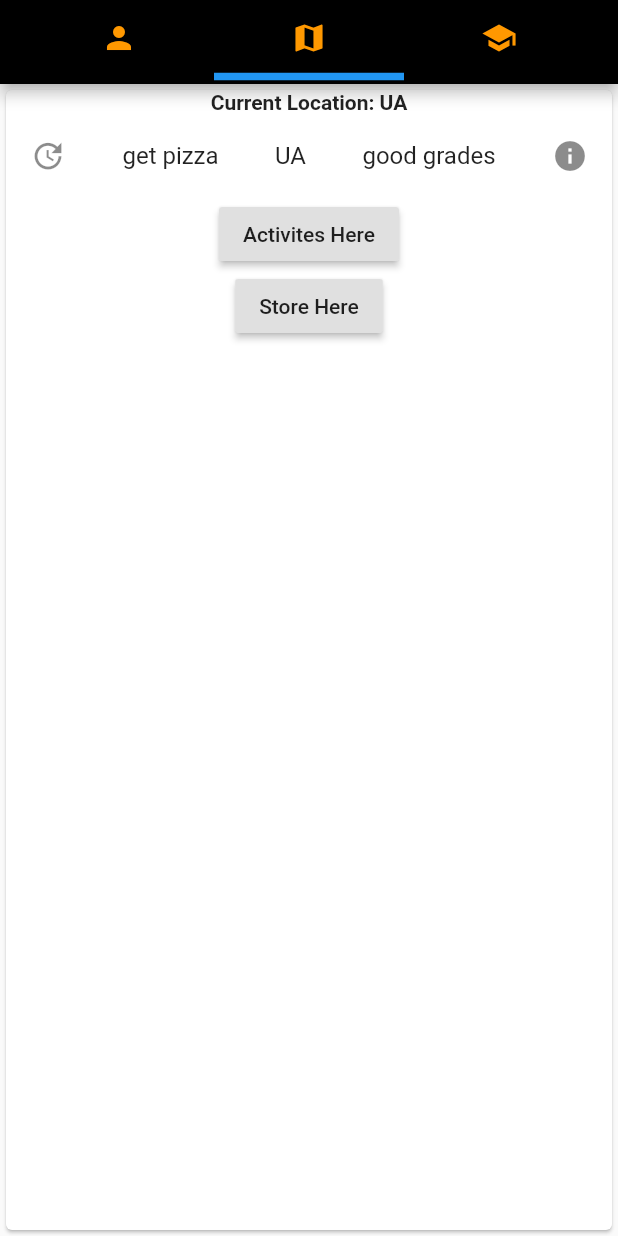
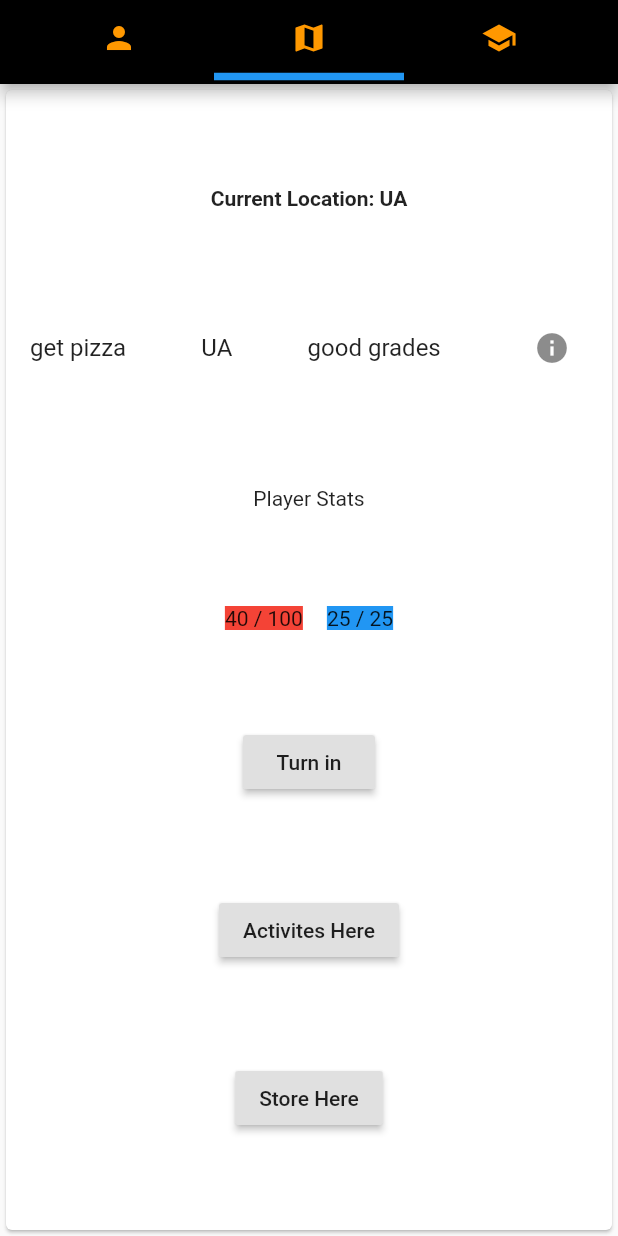
Before and after one commit to Colin-Orian/UOIT_GO, a Flutter app: the screen it shows after launch, on a phone screen of 412 x 824 dp. Run offline on Flutter 3.47's test engine with Material 2 defaults, Android fonts, the phone set to English and light mode, and no system bars; our stand-ins replace flip_card, percent_indicator.

Commit message:
Prevents turn in when there's nothing to turn in.

```diff
--- a/lib/MapPage.dart
+++ b/lib/MapPage.dart
@@ -2,20 +2,40 @@ import 'package:flutter/material.dart';
 import 'Objective.dart';
 import 'ActivitesPage.dart';
 class MapPage extends StatefulWidget{
-  MapPage({Key key, this.title}) : super(key: key);
+  MapPage({Key key, this.title, this.context }) : super(key: key);
+  final BuildContext context;
   final String title;
 
   @override
-  _MapPageState createState() => _MapPageState();
+  _MapPageState createState() => _MapPageState(context);
 }
 
 class _MapPageState extends State<MapPage>{
+  BuildContext context;
+
+  _MapPageState(BuildContext context){
+    this.context =context;
+  }
   String location = "UA";
   Objective objective = new Objective('Academic', 'pizza', 'get pizza', 'UA', 'good grades');
 
+  Widget turnInButton(){
+    if(objective.turnInLoc == location){
+      return RaisedButton(
+        child: Text("Turn in"),
+        onPressed: () => turnIn(),
+      );
+    }else{
+      return RaisedButton(
+
+        child: Text("Can't turn in"),
+        onPressed: null,
+      );
+    }
+  }
 //prompts the user if they want to turn in the objective. If they do, remove the current event
-Future<void> turnIn(BuildContext context){
-    return showDialog(
+void turnIn(){
+    showDialog(
       context: context,
       barrierDismissible: false,
       builder: (context){
@@ -30,8 +50,8 @@ Future<void> turnIn(BuildContext context){
                 setState(() {
                   objective = new Objective('Health',  'Done', 'done', 'Done', 'Done');
                 });
+                Navigator.of(context).pop();
 
-                Navigator.of(context).pop();
               }
             ),
             FlatButton(
@@ -50,9 +70,28 @@ Future<void> turnIn(BuildContext context){
     return GestureDetector(
       child: obj.build(context),
 
-      onTap: () => turnIn(context),
+      onTap: () => turnIn(),
     );
   }
+
+Row createStats(){
+  return Row(
+    mainAxisAlignment: MainAxisAlignment.center,
+    children: <Widget>[
+      Container(
+        child: Text("40 / 100",),
+        color: Colors.red,
+      ),
+      Padding(padding: EdgeInsets.all(8),),
+      Container(
+        child: Text("25 / 25"),
+        color: Colors.blue,
+      ),
+
+    ],
+  );
+}
+
   void openActivites(){
 
     Navigator.push(context,
@@ -67,11 +106,15 @@ Future<void> turnIn(BuildContext context){
     return Card(
       child: Column(
         crossAxisAlignment: CrossAxisAlignment.center,
+        mainAxisAlignment: MainAxisAlignment.spaceEvenly,
         children: <Widget>[
           Text(
             "Current Location: $location",
             style: TextStyle(fontWeight: FontWeight.bold),),
-          createGesture(objective),
+          objective,
+          Text("Player Stats"),
+          createStats(),
+          turnInButton(),
           RaisedButton(
             child: Text("Activites Here"),
             onPressed: () => openActivites(),
--- a/lib/main.dart
+++ b/lib/main.dart
@@ -38,7 +38,7 @@ class _MyHomePageState extends State<MyHomePage> {
   Widget build(BuildContext context) {
     characterPage = CharacterPage();
     academicPage =AcademicPage();
-    mapPage =MapPage();
+    mapPage =MapPage(context:context);
 
     return DefaultTabController(
       length: 3,
```
Also changed, not shown: lib/Objective.dart (+17 -24 lines).
